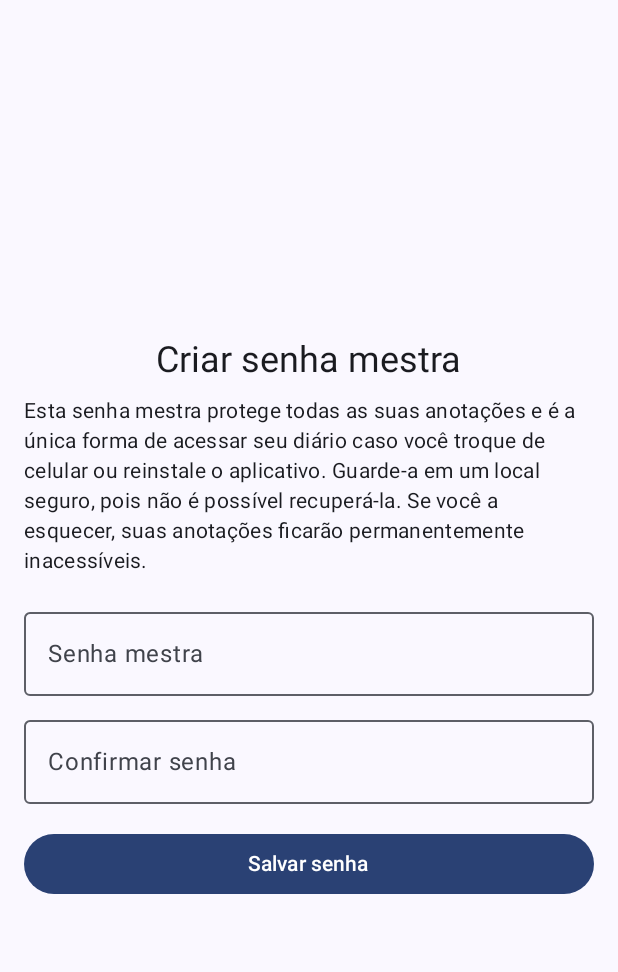
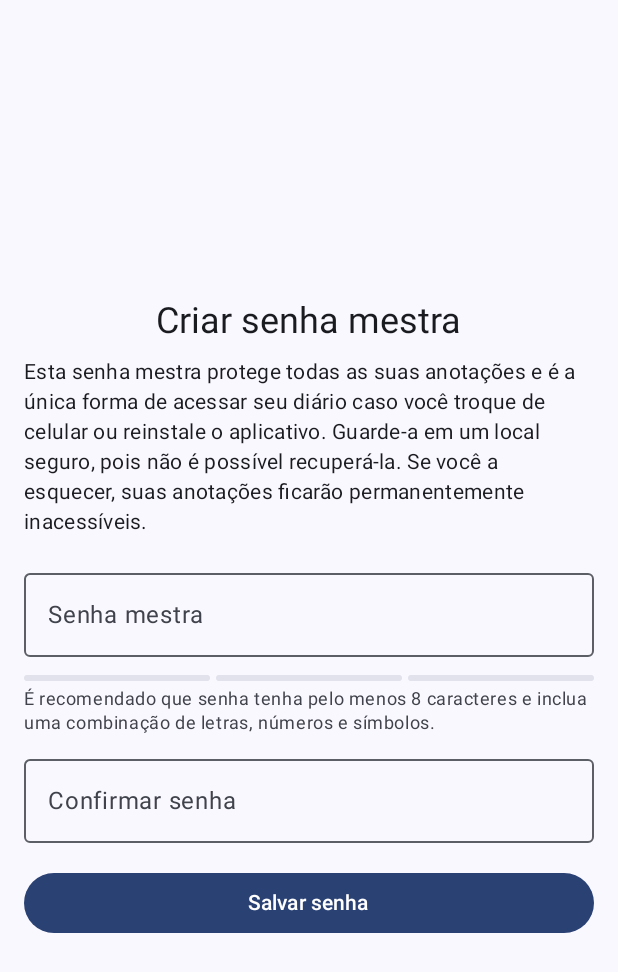
Before and after one commit to ipirangad3v/my-diary-android-app, an Android app built with Jetpack Compose: the composable PasswordSetupScreen shown on its own in the app's theme, on a phone screen of 412 x 824 dp. Shown: the top 972 px of the screen. Run offline under Robolectric (Android 15) with nearby library versions, the phone set to English and light mode, and no system bars; our stand-ins replace Dagger/Hilt's generated code.

Commit message:
feat: enhance password setup; add password strength indicator and update versioning

```diff
--- a/app/build.gradle.kts
+++ b/app/build.gradle.kts
@@ -21,8 +21,8 @@ android {
     applicationId = "digital.tonima.mydiary"
     minSdk = 26
     targetSdk = 36
-    versionCode = 13
-    versionName = "1.12.0"
+    versionCode = 14
+    versionName = "1.13.0"
 
     testInstrumentationRunner = "androidx.test.runner.AndroidJUnitRunner"
   }
--- /dev/null
+++ b/app/src/main/java/digital/tonima/mydiary/ui/components/PasswordStrengthIndicator.kt
@@ -0,0 +1,92 @@
+package digital.tonima.mydiary.ui.components
+
+import androidx.compose.animation.animateColorAsState
+import androidx.compose.animation.core.tween
+import androidx.compose.foundation.background
+import androidx.compose.foundation.layout.Arrangement.spacedBy
+import androidx.compose.foundation.layout.Box
+import androidx.compose.foundation.layout.Column
+import androidx.compose.foundation.layout.Row
+import androidx.compose.foundation.layout.Spacer
+import androidx.compose.foundation.layout.fillMaxWidth
+import androidx.compose.foundation.layout.height
+import androidx.compose.foundation.shape.RoundedCornerShape
+import androidx.compose.material3.MaterialTheme
+import androidx.compose.material3.Text
+import androidx.compose.runtime.Composable
+import androidx.compose.runtime.getValue
+import androidx.compose.ui.Alignment
+import androidx.compose.ui.Modifier
+import androidx.compose.ui.draw.clip
+import androidx.compose.ui.graphics.Color
+import androidx.compose.ui.graphics.Color.Companion.Green
+import androidx.compose.ui.graphics.Color.Companion.Red
+import androidx.compose.ui.graphics.Color.Companion.Yellow
+import androidx.compose.ui.res.stringResource
+import androidx.compose.ui.unit.dp
+import digital.tonima.mydiary.R.string.password_strength_medium
+import digital.tonima.mydiary.R.string.password_strength_strong
+import digital.tonima.mydiary.R.string.password_strength_weak
+import digital.tonima.mydiary.ui.viewmodels.PasswordStrength
+
+@Composable
+fun PasswordStrengthIndicator(strength: PasswordStrength) {
+    val (text, color) = when (strength) {
+        PasswordStrength.WEAK -> stringResource(password_strength_weak) to Red
+        PasswordStrength.MEDIUM -> stringResource(password_strength_medium) to Yellow
+        PasswordStrength.STRONG -> stringResource(password_strength_strong) to Green
+        PasswordStrength.EMPTY -> "" to Color.Transparent
+    }
+
+    val animatedColor by animateColorAsState(targetValue = color, animationSpec = tween(500))
+
+    Column(
+        modifier = Modifier.fillMaxWidth(),
+        horizontalAlignment = Alignment.End
+    ) {
+        if (strength != PasswordStrength.EMPTY) {
+            Text(
+                text = text,
+                color = animatedColor,
+                style = MaterialTheme.typography.bodySmall
+            )
+        }
+        Spacer(modifier = Modifier.height(4.dp))
+        Row(
+            modifier = Modifier.fillMaxWidth(),
+            horizontalArrangement = spacedBy(4.dp)
+        ) {
+            StrengthBar(
+                modifier = Modifier.weight(1f),
+                isActive = strength != PasswordStrength.EMPTY,
+                color = animatedColor
+            )
+            StrengthBar(
+                modifier = Modifier.weight(1f),
+                isActive = strength == PasswordStrength.MEDIUM || strength == PasswordStrength.STRONG,
+                color = animatedColor
+            )
+            StrengthBar(
+                modifier = Modifier.weight(1f),
+                isActive = strength == PasswordStrength.STRONG,
+                color = animatedColor
+            )
+        }
+    }
+}
+
+@Composable
+private fun StrengthBar(
+    modifier: Modifier = Modifier,
+    isActive: Boolean,
+    color: Color
+) {
+    val barColor = if (isActive) color else MaterialTheme.colorScheme.surfaceVariant
+    val animatedBarColor by animateColorAsState(targetValue = barColor, animationSpec = tween(500))
+    Box(
+        modifier = modifier
+            .height(4.dp)
+            .clip(RoundedCornerShape(2.dp))
+            .background(animatedBarColor)
+    )
+}
--- a/app/src/main/java/digital/tonima/mydiary/ui/screens/PasswordSetupScreen.kt
+++ b/app/src/main/java/digital/tonima/mydiary/ui/screens/PasswordSetupScreen.kt
@@ -21,12 +21,14 @@ import androidx.compose.ui.Modifier
 import androidx.compose.ui.res.stringResource
 import androidx.compose.ui.text.input.PasswordVisualTransformation
 import androidx.compose.ui.unit.dp
-import androidx.hilt.lifecycle.viewmodel.compose.hiltViewModel
+import androidx.hilt.navigation.compose.hiltViewModel
 import digital.tonima.mydiary.R.string.confirm_password
 import digital.tonima.mydiary.R.string.create_master_password
 import digital.tonima.mydiary.R.string.master_password
 import digital.tonima.mydiary.R.string.master_password_description
+import digital.tonima.mydiary.R.string.password_requirements
 import digital.tonima.mydiary.R.string.save_password
+import digital.tonima.mydiary.ui.components.PasswordStrengthIndicator
 import digital.tonima.mydiary.ui.viewmodels.PasswordSetupEvent
 import digital.tonima.mydiary.ui.viewmodels.PasswordSetupViewModel
 import kotlinx.coroutines.flow.collectLatest
@@ -58,6 +60,7 @@ fun PasswordSetupScreen(
         Spacer(modifier = Modifier.height(8.dp))
         Text(text = stringResource(master_password_description), style = MaterialTheme.typography.bodyMedium)
         Spacer(modifier = Modifier.height(16.dp))
+
         OutlinedTextField(
             value = uiState.password,
             onValueChange = viewModel::onPasswordChange,
@@ -67,6 +70,17 @@ fun PasswordSetupScreen(
             modifier = Modifier.fillMaxWidth()
         )
         Spacer(modifier = Modifier.height(8.dp))
+
+        PasswordStrengthIndicator(strength = uiState.passwordStrength)
+        Spacer(modifier = Modifier.height(4.dp))
+        Text(
+            text = stringResource(password_requirements),
+            style = MaterialTheme.typography.bodySmall,
+            color = MaterialTheme.colorScheme.onSurfaceVariant
+        )
+        Spacer(modifier = Modifier.height(8.dp))
+
+
         OutlinedTextField(
             value = uiState.confirmPassword,
             onValueChange = viewModel::onConfirmPasswordChange,
@@ -75,14 +89,17 @@ fun PasswordSetupScreen(
             isError = uiState.errorResId != null,
             modifier = Modifier.fillMaxWidth()
         )
+
         uiState.errorResId?.let { errorRes ->
             Text(
                 text = stringResource(errorRes),
                 color = MaterialTheme.colorScheme.error,
-                style = MaterialTheme.typography.bodySmall
+                style = MaterialTheme.typography.bodySmall,
+                modifier = Modifier.padding(top = 8.dp)
             )
         }
         Spacer(modifier = Modifier.height(16.dp))
+
         Button(
             onClick = viewModel::onSavePasswordClicked,
             modifier = Modifier.fillMaxWidth()
--- a/app/src/main/res/values/strings.xml
+++ b/app/src/main/res/values/strings.xml
@@ -84,4 +84,9 @@
     <string name="share">Partilhar</string>
     <string name="share_image">Partilhar Imagem</string>
     <string name="edit_entry">Editar nota</string>
+    <string name="password_requirements">É recomendado que senha tenha pelo menos 8 caracteres e inclua uma combinação de letras, números
+        e símbolos.</string>
+    <string name="password_strength_weak">Fraca</string>
+    <string name="password_strength_medium">Média</string>
+    <string name="password_strength_strong">Forte</string>
 </resources>
```
Also changed, not shown: app/src/main/java/digital/tonima/mydiary/ui/viewmodels/PasswordSetupViewModel.kt (+34 -4 lines), 12 other files.
